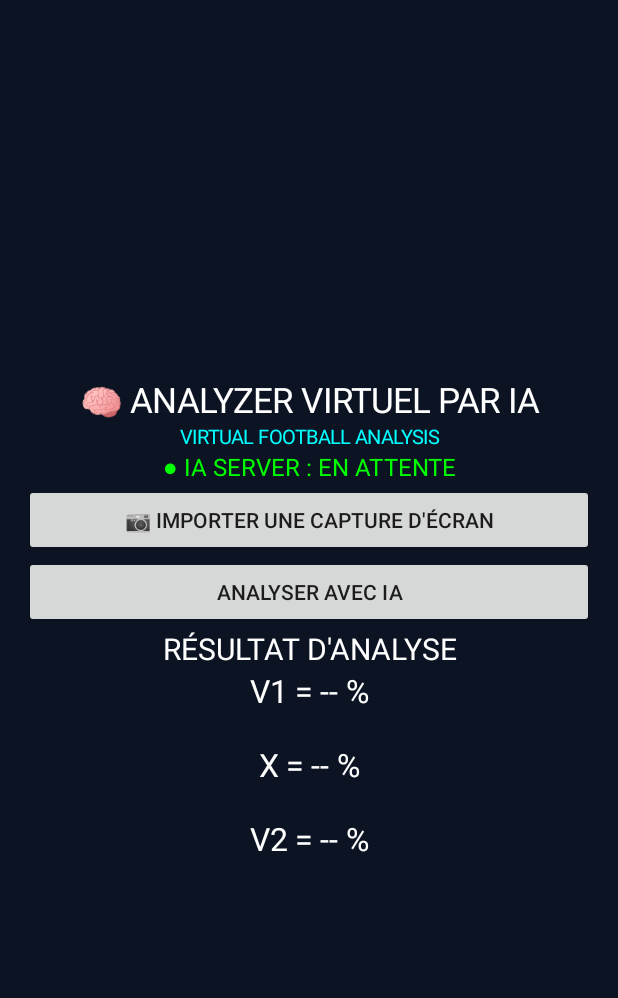
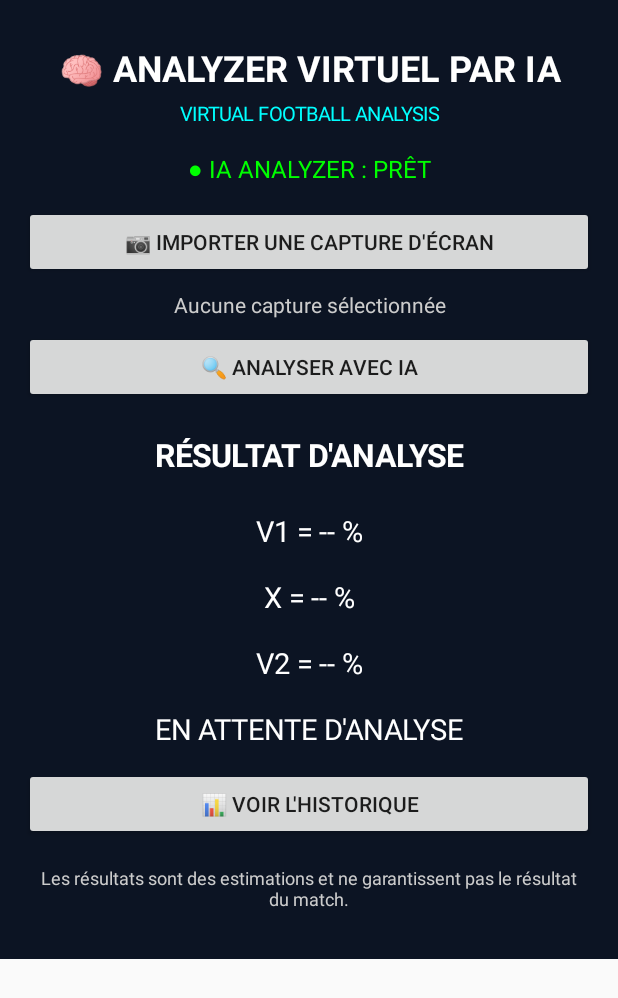
Before and after one commit to randrinasolonomenjanaharyjeanf-dot/AnalyzerVirtuelParIA, an Android app: the screen it shows after launch (MainActivity), on a phone screen of 412 x 824 dp. Shown: the top 998 px of the screen. Run offline under Robolectric (Android 15) with nearby library versions, the phone set to English and light mode, and no system bars; libraries missing offline, so code that uses them is left out: com.google.mlkit.vision.

Commit message:
Refactor MainActivity layout and functionality

```diff
--- a/app/src/main/java/com/analyzer/virtuelparia/MainActivity.kt
+++ b/app/src/main/java/com/analyzer/virtuelparia/MainActivity.kt
@@ -3,73 +3,226 @@ package com.analyzer.virtuelparia
 
 import android.app.Activity
 import android.os.Bundle
+import android.content.Intent
+import android.graphics.Bitmap
+import android.graphics.BitmapFactory
 import android.graphics.Color
 import android.view.Gravity
+import android.view.ViewGroup
 import android.widget.*
+import android.graphics.Typeface
 
 class MainActivity : Activity() {
+
+    private lateinit var imageAnalyzer: ImageAnalyzer
+    private lateinit var aiAnalysis: AIAnalysis
+
+    private var selectedBitmap: Bitmap? = null
+
+    private lateinit var status: TextView
+    private lateinit var result: TextView
+    private lateinit var imageInfo: TextView
 
     override fun onCreate(savedInstanceState: Bundle?) {
         super.onCreate(savedInstanceState)
 
-        val layout = LinearLayout(this).apply {
+        imageAnalyzer = ImageAnalyzer(this)
+        aiAnalysis = AIAnalysis(this)
+
+        val root = LinearLayout(this).apply {
             orientation = LinearLayout.VERTICAL
-            gravity = Gravity.CENTER
-            setPadding(24, 30, 24, 30)
+            setPadding(24, 28, 24, 28)
             setBackgroundColor(Color.rgb(12, 20, 35))
         }
 
+        val scroll = ScrollView(this)
+        scroll.addView(root)
+
         val title = TextView(this).apply {
             text = "🧠 ANALYZER VIRTUEL PAR IA"
-            textSize = 23f
+            textSize = 24f
+            gravity = Gravity.CENTER
             setTextColor(Color.WHITE)
-            gravity = Gravity.CENTER
+            setTypeface(null, Typeface.BOLD)
+            setPadding(0, 15, 0, 8)
         }
 
         val subtitle = TextView(this).apply {
             text = "VIRTUAL FOOTBALL ANALYSIS"
             textSize = 13f
+            gravity = Gravity.CENTER
             setTextColor(Color.CYAN)
-            gravity = Gravity.CENTER
         }
 
-        val server = TextView(this).apply {
-            text = "● IA SERVER : EN ATTENTE"
+        status = TextView(this).apply {
+            text = "● IA ANALYZER : PRÊT"
             textSize = 16f
+            gravity = Gravity.CENTER
             setTextColor(Color.GREEN)
-            gravity = Gravity.CENTER
+            setPadding(0, 25, 0, 20)
         }
 
-        val capture = Button(this).apply {
-            text = "📷 Importer une capture d'écran"
+        val captureButton = Button(this).apply {
+            text = "📷 IMPORTER UNE CAPTURE D'ÉCRAN"
         }
 
-        val analyze = Button(this).apply {
-            text = "ANALYSER AVEC IA"
+        imageInfo = TextView(this).apply {
+            text = "Aucune capture sélectionnée"
+            setTextColor(Color.LTGRAY)
+            gravity = Gravity.CENTER
+            setPadding(0, 12, 0, 12)
+        }
+
+        val analyzeButton = Button(this).apply {
+            text = "🔍 ANALYSER AVEC IA"
+        }
+
+        val historyButton = Button(this).apply {
+            text = "📊 VOIR L'HISTORIQUE"
         }
 
         val resultTitle = TextView(this).apply {
             text = "RÉSULTAT D'ANALYSE"
-            textSize = 20f
+            textSize = 21f
+            gravity = Gravity.CENTER
             setTextColor(Color.WHITE)
-            gravity = Gravity.CENTER
+            setTypeface(null, Typeface.BOLD)
+            setPadding(0, 30, 0, 15)
         }
 
-        val result = TextView(this).apply {
-            text = "V1 = -- %\n\nX = -- %\n\nV2 = -- %"
-            textSize = 21f
+        result = TextView(this).apply {
+            text = """
+                V1 = -- %
+
+                X = -- %
+
+                V2 = -- %
+
+                EN ATTENTE D'ANALYSE
+            """.trimIndent()
+
+            textSize = 19f
+            gravity = Gravity.CENTER
             setTextColor(Color.WHITE)
-            gravity = Gravity.CENTER
+            setPadding(15, 20, 15, 20)
         }
 
-        layout.addView(title)
-        layout.addView(subtitle)
-        layout.addView(server)
-        layout.addView(capture)
-        layout.addView(analyze)
-        layout.addView(resultTitle)
-        layout.addView(result)
+        val notice = TextView(this).apply {
+            text = "Les résultats sont des estimations et ne garantissent pas le résultat du match."
+            textSize = 12f
+            gravity = Gravity.CENTER
+            setTextColor(Color.LTGRAY)
+            setPadding(10, 25, 10, 20)
+        }
 
-        setContentView(layout)
+        root.addView(title)
+        root.addView(subtitle)
+        root.addView(status)
+        root.addView(captureButton)
+        root.addView(imageInfo)
+        root.addView(analyzeButton)
+        root.addView(resultTitle)
+        root.addView(result)
+        root.addView(historyButton)
+        root.addView(notice)
+
+        setContentView(scroll)
+
+        captureButton.setOnClickListener {
+            val intent = Intent(Intent.ACTION_GET_CONTENT).apply {
+                type = "image/*"
+            }
+            startActivityForResult(intent, 100)
+        }
+
+        analyzeButton.setOnClickListener {
+            analyzeScreenshot()
+        }
+
+        historyButton.setOnClickListener {
+            val history = HistoryManager(this).getHistory()
+            result.text = if (history.length() == 0) {
+                "AUCUN HISTORIQUE DISPONIBLE"
+            } else {
+                buildString {
+                    append("HISTORIQUE DES ANALYSES\n\n")
+                    for (i in history.length() - 1 downTo 0) {
+                        val item = history.getJSONObject(i)
+                        append("Analyse ${i + 1}\n")
+                        append("V1 = ${item.optDouble("v1")} %\n")
+                        append("X = ${item.optDouble("draw")} %\n")
+                        append("V2 = ${item.optDouble("v2")} %\n")
+                        append("Tendance : ${item.optString("prediction")}\n\n")
+                    }
+                }
+            }
+        }
+    }
+
+    override fun onActivityResult(
+        requestCode: Int,
+        resultCode: Int,
+        data: Intent?
+    ) {
+        super.onActivityResult(requestCode, resultCode, data)
+
+        if (requestCode == 100 && resultCode == RESULT_OK) {
+            val uri = data?.data ?: return
+
+            try {
+                val stream = contentResolver.openInputStream(uri)
+                selectedBitmap = stream?.use {
+                    BitmapFactory.decodeStream(it)
+                }
+
+                if (selectedBitmap != null) {
+                    imageInfo.text = "✓ CAPTURE D'ÉCRAN IMPORTÉE"
+                    status.text = "● IMAGE PRÊTE POUR ANALYSE"
+                } else {
+                    imageInfo.text = "Impossible de lire cette image."
+                }
+
+            } catch (e: Exception) {
+                imageInfo.text = "Erreur lors de l'importation."
+            }
+        }
+    }
+
+    private fun analyzeScreenshot() {
+
+        val bitmap = selectedBitmap
+
+        if (bitmap == null) {
+            Toast.makeText(
+                this,
+                "Veuillez importer une capture d'écran.",
+                Toast.LENGTH_SHORT
+            ).show()
+            return
+        }
+
+        status.text = "● ANALYSE EN COURS..."
+        result.text = "Lecture de la capture d'écran..."
+
+        imageAnalyzer.analyze(
+            bitmap,
+            onResult = { extractedText ->
+
+                val analysis = aiAnalysis.analyzeText(extractedText)
+
+                result.text = analysis
+                status.text = "● ANALYSE TERMINÉE"
+
+            },
+            onError = {
+                result.text = "Erreur pendant la lecture de l'image."
+                status.text = "● ERREUR D'ANALYSE"
+            }
+        )
+    }
+
+    override fun onDestroy() {
+        super.onDestroy()
+        imageAnalyzer.close()
     }
 }
```
